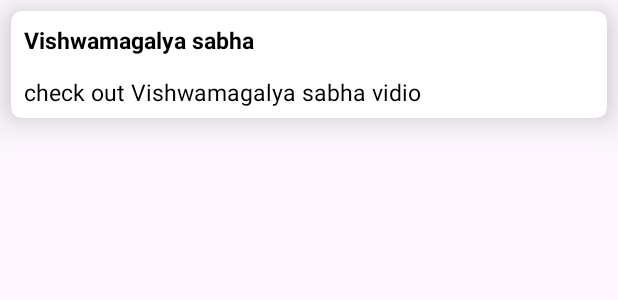
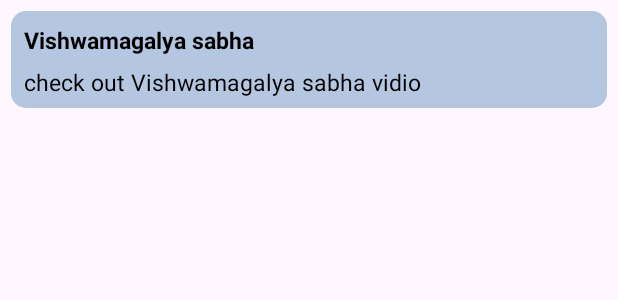
Before and after one commit to Boradeg/QuotesApp_MiscosTask, an Android app: the layout item.xml on its own in the app's theme, with its tools: preview values and no code run, on a phone screen of 412 x 824 dp. Shown: the top 300 px of the screen. Run offline under Robolectric (Android 15) with nearby library versions, the phone set to English and light mode, and no system bars.

Commit message:
All Updated

```diff
--- a/app/src/main/java/com/example/pagingtaskjava/QuoteAPI.java
+++ b/app/src/main/java/com/example/pagingtaskjava/QuoteAPI.java
@@ -5,7 +5,6 @@ import retrofit2.http.GET;
 import retrofit2.http.Query;
 
 public interface QuoteAPI {
-
     @GET("quotes")
     Call<QuoteResponse> getQuotes(@Query("page") int page);
 }
--- /dev/null
+++ b/app/src/main/res/drawable/button_bg.xml
@@ -0,0 +1,4 @@
+<shape xmlns:android="http://schemas.android.com/apk/res/android">
+    <corners android:radius="7dp" />
+    <solid android:color="#C9F1CA" />
+</shape>
--- /dev/null
+++ b/app/src/main/res/drawable/gredient_item_bg.xml
@@ -0,0 +1,9 @@
+<?xml version="1.0" encoding="utf-8"?>
+<shape xmlns:android="http://schemas.android.com/apk/res/android">
+    <corners android:radius="10dp"/>
+    <gradient
+        android:startColor="#b5c6e0"
+        android:endColor="#b5c6e0"
+        >
+    </gradient>
+</shape>
--- a/app/src/main/res/layout/item.xml
+++ b/app/src/main/res/layout/item.xml
@@ -1,13 +1,13 @@
 <?xml version="1.0" encoding="utf-8"?>
-<androidx.cardview.widget.CardView
+<RelativeLayout
     xmlns:android="http://schemas.android.com/apk/res/android"
     xmlns:app="http://schemas.android.com/apk/res-auto"
     android:layout_width="match_parent"
     android:layout_height="wrap_content"
     android:layout_margin="7dp"
     app:cardCornerRadius="7dp"
-    app:cardElevation="16dp">
-
+    android:background="@drawable/gredient_item_bg"
+    app:elevation="16dp">
     <RelativeLayout
         android:layout_width="match_parent"
         android:layout_height="wrap_content"
@@ -20,7 +20,6 @@
             android:layout_marginStart="5dp"
             android:layout_marginTop="5dp"
             android:textStyle="bold"
-            android:layout_marginBottom="3dp"
             android:padding="3dp"
             android:text="Vishwamagalya sabha"
             android:textColor="@color/black"
@@ -32,8 +31,6 @@
             android:layout_height="wrap_content"
             android:layout_below="@+id/name"
             android:layout_marginStart="5dp"
-            android:layout_marginTop="3dp"
-
             android:layout_marginBottom="3dp"
             android:padding="3dp"
             android:text="check out Vishwamagalya sabha vidio"
@@ -44,4 +41,4 @@
 
     </RelativeLayout>
 
-</androidx.cardview.widget.CardView>
+</RelativeLayout>
```
Also changed, not shown: app/src/main/res/layout/item_loading.xml (+27 -6 lines), app/src/main/res/drawable/logo.jpg (added).
